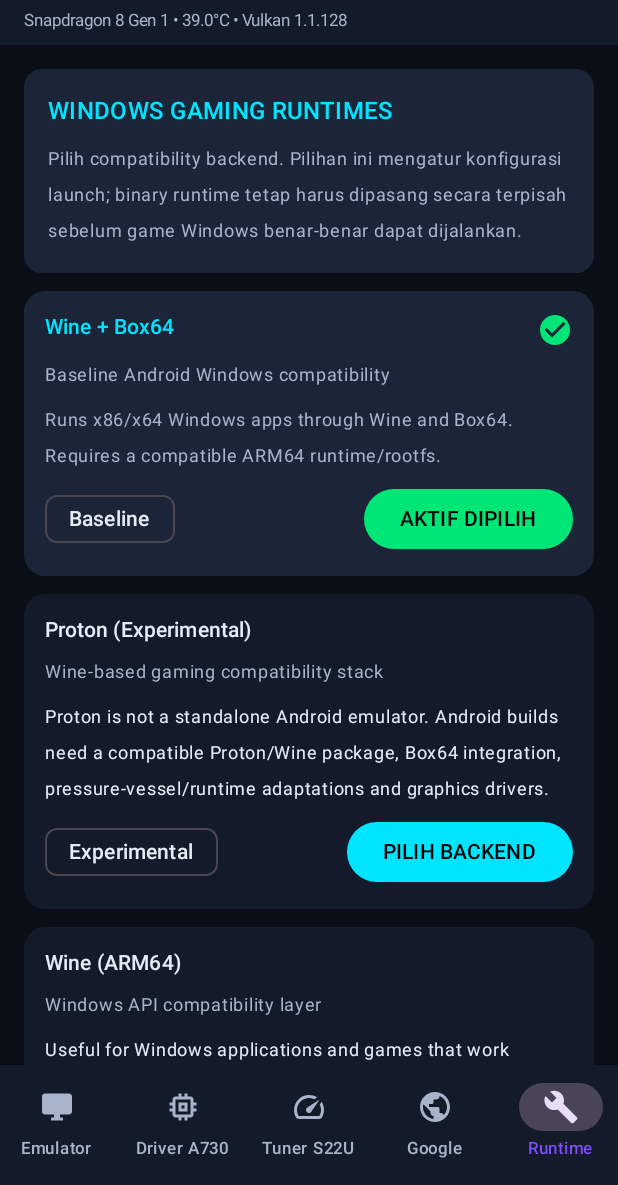
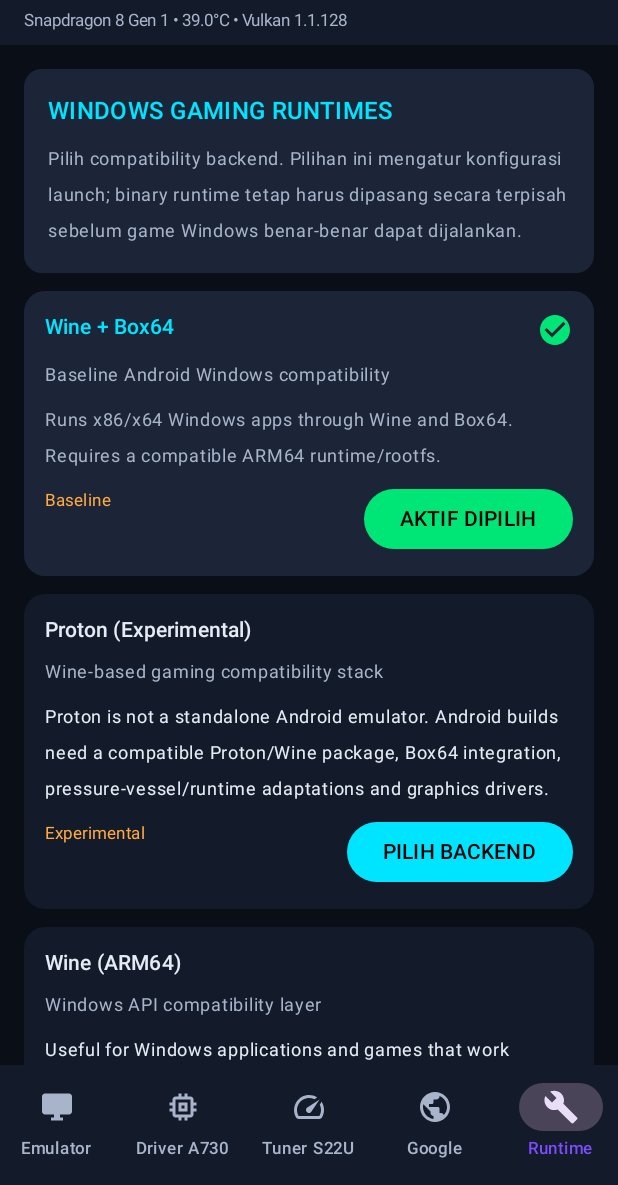
Before and after one commit to saputra141/90-fps, an Android app built with Jetpack Compose: the screen it shows after launch (MainActivity), item 5 of the bottom bar chosen, on a phone screen of 412 x 824 dp, the part 51-1236 px from its top. Run offline under Robolectric (Android 15) with nearby library versions, the phone set to English and light mode, and no system bars; 1 statement that could not run was skipped.

Commit message:
Polish runtime manager status display

```diff
--- a/app/src/main/java/com/s22winemu/app/ui/RuntimeManagerScreen.kt
+++ b/app/src/main/java/com/s22winemu/app/ui/RuntimeManagerScreen.kt
@@ -57,7 +57,7 @@ fun RuntimeManagerScreen(
                     Text(backend.subtitle, fontSize = 12.sp, color = MaterialTheme.colorScheme.onSurfaceVariant)
                     Text(backend.description, fontSize = 12.sp)
                     Row(Modifier.fillMaxWidth(), horizontalArrangement = Arrangement.SpaceBetween) {
-                        AssistChip(onClick = {}, label = { Text(backend.status) })
+                        Text(backend.status, color = S22Amber, fontSize = 11.sp)
                         Button(
                             onClick = { onBackendSelected(backend) },
                             colors = ButtonDefaults.buttonColors(containerColor = if (selected) S22Emerald else S22Cyan, contentColor = Color.Black)
```
